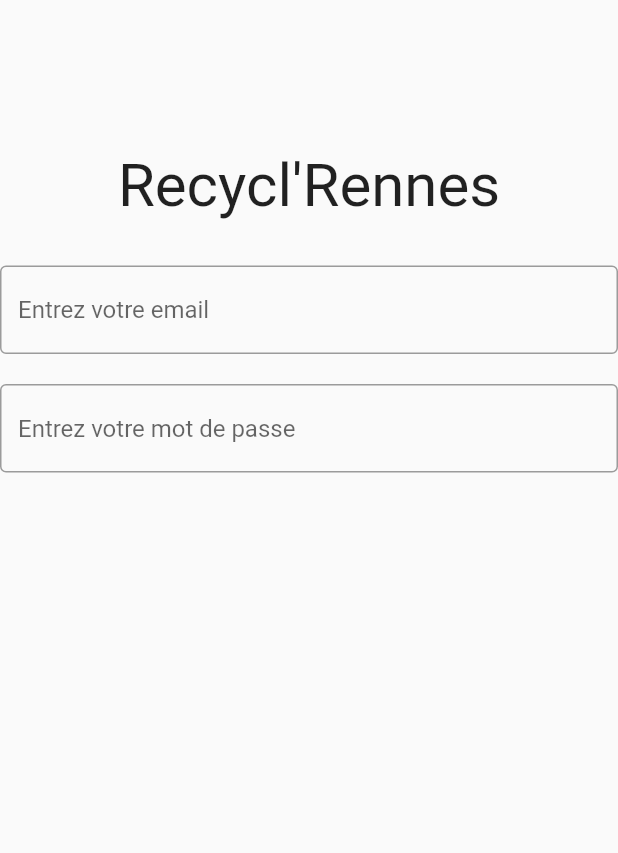
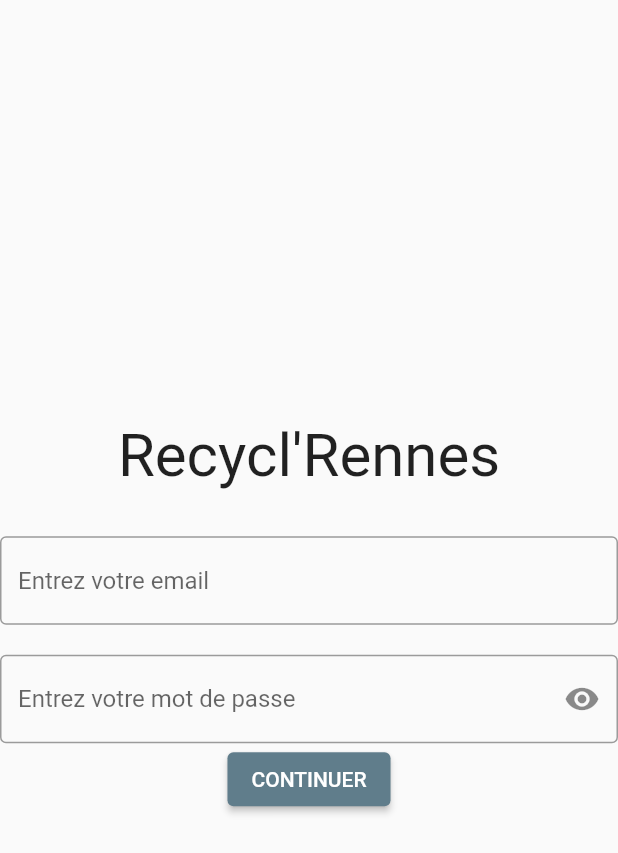
Before and after one commit to clemane/Recycl-Rennes, a Flutter app: the screen it shows after launch, on a phone screen of 412 x 824 dp. Shown: the top 853 px of the screen. Run offline on Flutter 3.47's test engine with Material 2 defaults, Android fonts, the phone set to English and light mode, and no system bars; our stand-ins replace firebase_core; accounts and stored records are empty.

Commit message:
Amelioration de la page connexion

```diff
--- a/lib/widgets/connexion.dart
+++ b/lib/widgets/connexion.dart
@@ -1,4 +1,6 @@
 import 'package:flutter/material.dart';
+import 'package:flutter_application_2/widgets/home.dart';
+import 'profile.dart';
 
 class Connexion extends StatefulWidget {
   @override
@@ -6,38 +8,64 @@ class Connexion extends StatefulWidget {
 }
 
 class _ConnexionState extends State<Connexion> {
+  bool secret = true;
+  final RegExp emailRegex = RegExp(r"[a-z0-9\._-]+@[a-z0-9\._-]+\.[a-z]+");
+  final GlobalKey<FormState> formKey = GlobalKey<FormState>();
+
+  String email;
+
   @override
   Widget build(BuildContext context) {
     return SafeArea(
         child: Scaffold(
             body: Center(
+                child: SingleChildScrollView(
       child: Column(
         children: [
-          SizedBox(
-            height: 100,
-          ),
           Text(
-            "Recycl\'Rennes",
+            "Recycl'Rennes",
             style: TextStyle(fontSize: 40),
           ),
           SizedBox(
             height: 30,
           ),
-          TextFormField(
-            decoration: InputDecoration(
-                hintText: 'Entrez votre email', border: OutlineInputBorder()),
+          Form(
+            key: formKey,
+            child: TextFormField(
+              onChanged: (value) => setState(() => email = value),
+              validator: (value) => value.isEmpty || !emailRegex.hasMatch(value)
+                  ? 'Merci de rentrer un email valide'
+                  : null,
+              decoration: InputDecoration(
+                  hintText: 'Entrez votre email', border: OutlineInputBorder()),
+            ),
           ),
           SizedBox(
             height: 20,
           ),
           TextFormField(
+            obscureText: secret,
             decoration: InputDecoration(
+                suffixIcon: InkWell(
+                  onTap: () => setState(() => secret = !secret),
+                  child: Icon(secret ? Icons.visibility : Icons.visibility_off),
+                ),
                 hintText: 'Entrez votre mot de passe',
                 border: OutlineInputBorder()),
+          ),
+          ElevatedButton(
+            onPressed: () {
+              if (formKey.currentState.validate())
+                Navigator.push(context,
+                    new MaterialPageRoute(builder: (BuildContext context) {
+                  return new Home();
+                }));
+            },
+            child: Text('CONTINUER'),
           ),
         ],
         crossAxisAlignment: CrossAxisAlignment.center,
       ),
-    )));
+    ))));
   }
 }
```
